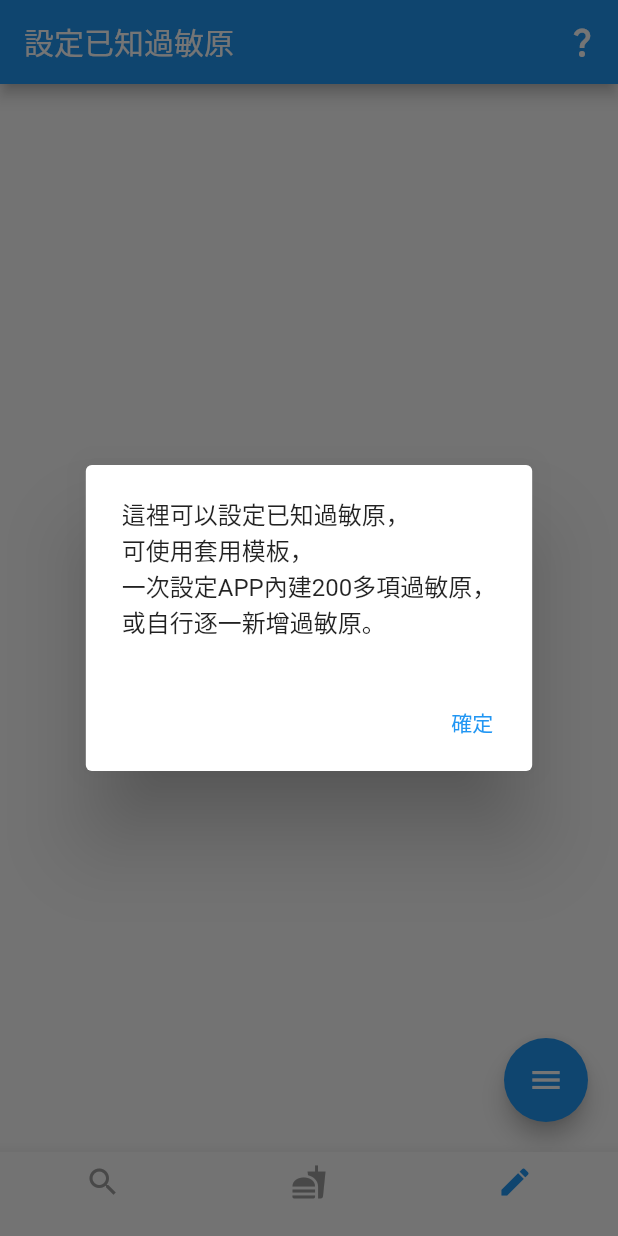
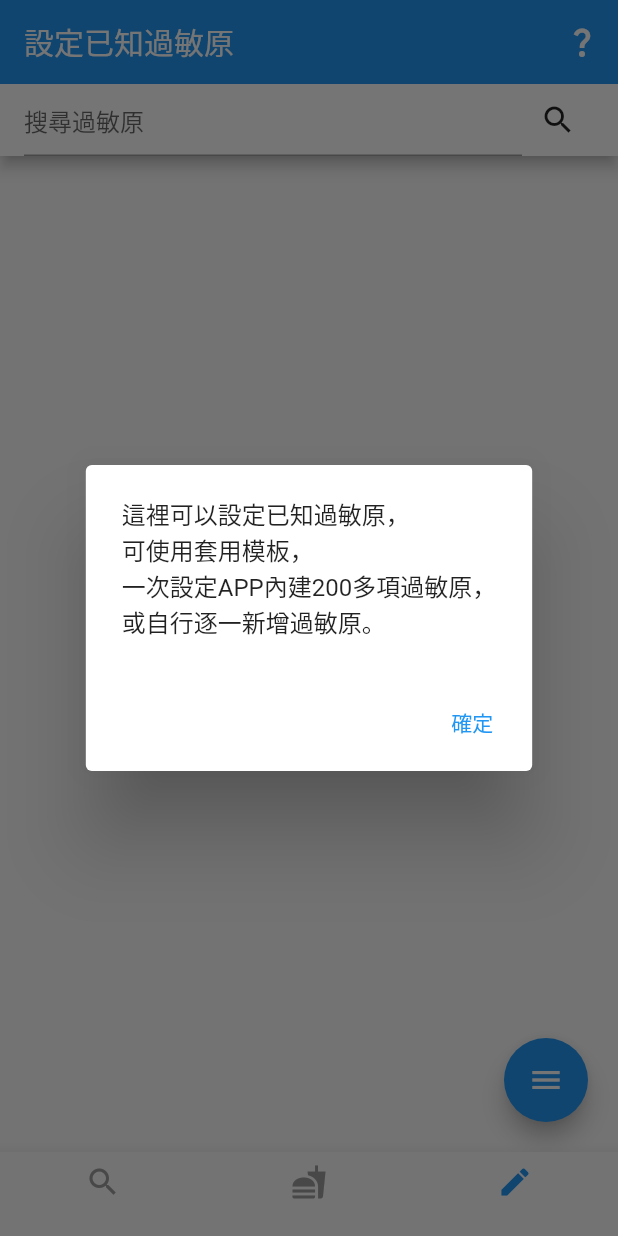
Before and after one commit to qqdog1/allergy_check, a Flutter app: the screen it shows after launch, on a phone screen of 412 x 824 dp. Run offline on Flutter 3.47's test engine with Material 2 defaults, Android fonts, the phone set to English and light mode, and no system bars.

Commit message:
搜尋bar

```diff
--- a/lib/page/settings_page.dart
+++ b/lib/page/settings_page.dart
@@ -9,6 +9,13 @@ class SettingsPage extends StatefulWidget {
 
   @override
   _SettingsPage createState() => _SettingsPage();
+}
+
+class Allergen {
+  final String name;
+  final String severity;
+
+  const Allergen(this.name, this.severity);
 }
 
 class _SettingsPage extends State<SettingsPage>
@@ -33,6 +40,19 @@ class _SettingsPage extends State<SettingsPage>
     }
   }
 
+  String searchQuery = '';
+
+  final List<Allergen> allergens = [
+    Allergen('花生', '嚴重'),
+    Allergen('葡萄', '輕微'),
+  ];
+
+  List<Allergen> get filteredAllergens {
+    return allergens.where((allergen) {
+      return allergen.name.toLowerCase().contains(searchQuery.toLowerCase());
+    }).toList();
+  }
+
   @override
   Widget build(BuildContext context) {
     return Scaffold(
@@ -46,6 +66,32 @@ class _SettingsPage extends State<SettingsPage>
             icon: const Icon(Icons.question_mark_sharp),
           ),
         ],
+        bottom: PreferredSize(
+          preferredSize: const Size.fromHeight(48.0),
+          child: Container(
+            color: Colors.white,
+            child: Padding(
+              padding: const EdgeInsets.symmetric(horizontal: 16.0),
+              child: Row(
+                children: [
+                  const Expanded(
+                    child: TextField(
+                      decoration: InputDecoration(
+                        hintText: '搜尋過敏原',
+                      ),
+                    ),
+                  ),
+                  IconButton(
+                    onPressed: () {
+                      // 執行查詢
+                    },
+                    icon: const Icon(Icons.search),
+                  ),
+                ],
+              ),
+            ),
+          ),
+        ),
       ),
       body: Stack(
         children: [
```
